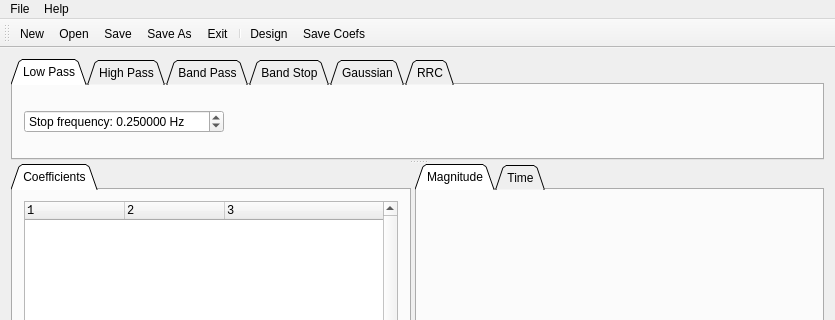
First picture: the form in mainwindow.ui, repository gbrault/firtool, before the edit; both pictures show x 0 to 835 and y 0 to 320 of the 835 by 623 pixel window.
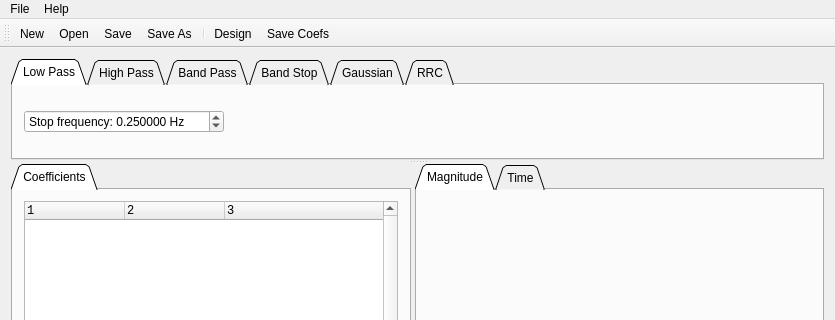
Second picture: the form after the edit. Icons and pictures are not drawn.

```diff
--- a/mainwindow.ui
+++ b/mainwindow.ui
@@ -785,7 +785,6 @@
    <addaction name="actionOpen"/>
    <addaction name="actionSave"/>
    <addaction name="actionSave_As"/>
-   <addaction name="actionExit"/>
    <addaction name="separator"/>
    <addaction name="actionDesign"/>
    <addaction name="actionSave_Coefs"/>
```
Left out of the diff: 34 changed lines with no effect on the pictures.
